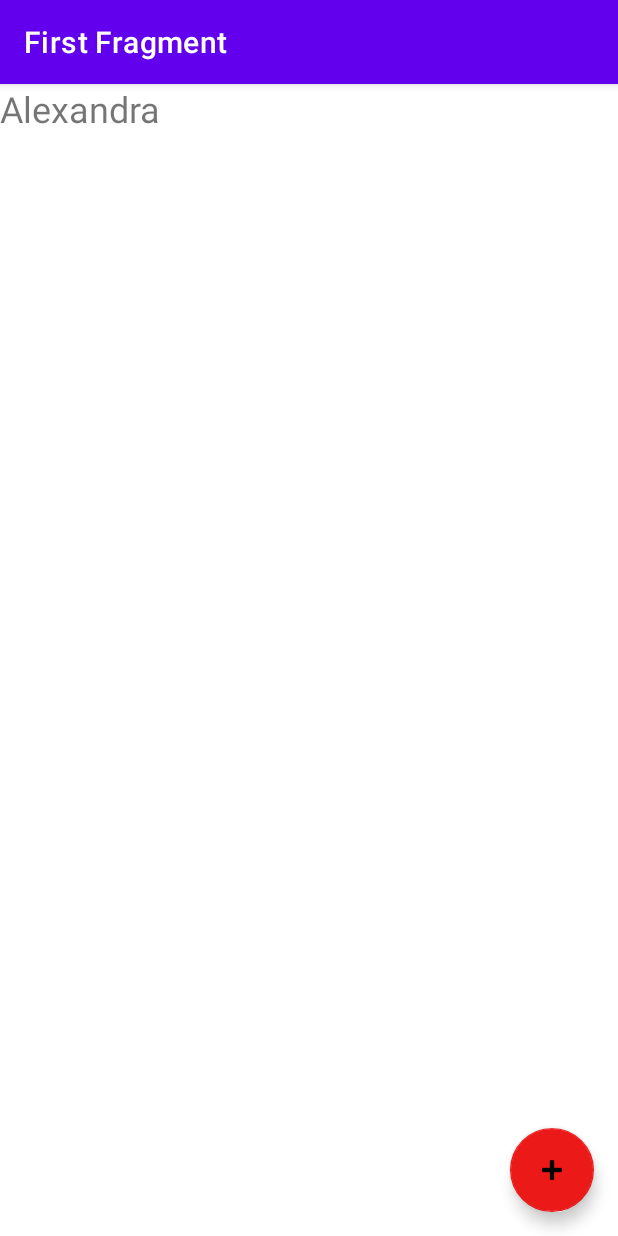
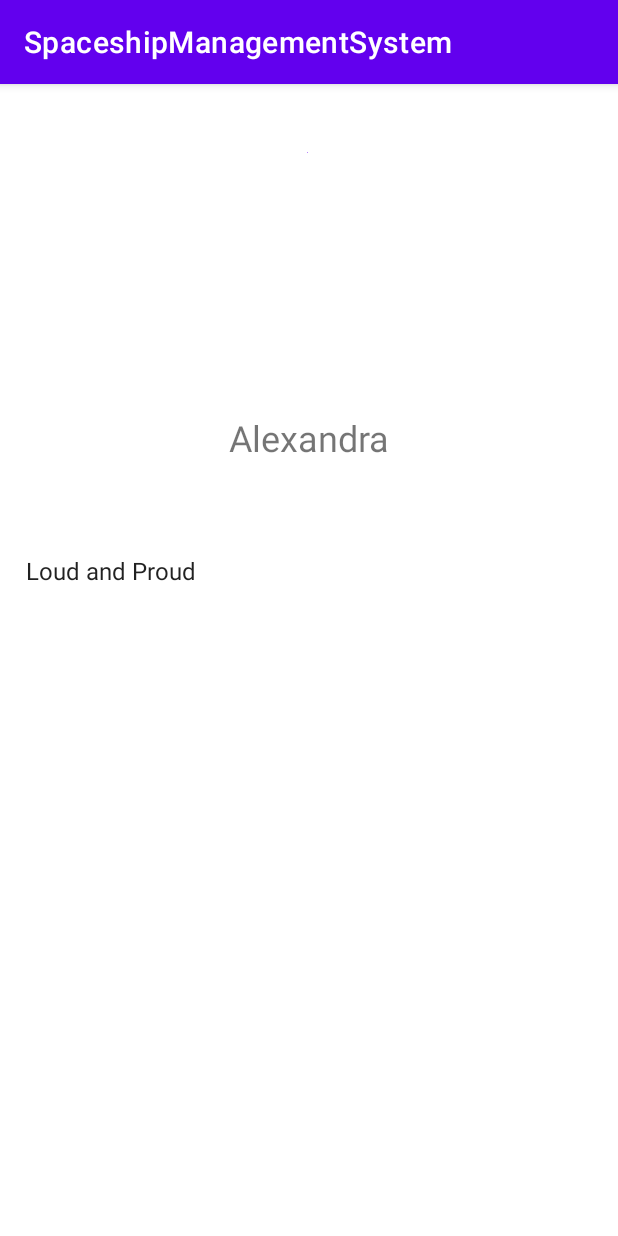
Before and after one commit to gorbule/SpaceshipManagementSystem, an Android app: the WelcomeActivity screen opened directly, with no data from a screen before it, on a phone screen of 412 x 824 dp. Run offline under Robolectric (Android 15) with nearby library versions, the phone set to English and light mode, and no system bars.

Commit message:
Spaceship Management System. DB connection

```diff
--- a/app/src/main/AndroidManifest.xml
+++ b/app/src/main/AndroidManifest.xml
@@ -11,9 +11,7 @@
         android:theme="@style/Theme.SpaceshipManagementSystem">
         <activity
             android:name=".WelcomeActivity"
-            android:exported="false"
-            android:label="@string/title_activity_welcome"
-            android:theme="@style/Theme.SpaceshipManagementSystem.NoActionBar" />
+            android:exported="false" />
         <activity
             android:name=".LoginActivity"
             android:exported="true">
--- a/app/src/main/java/com/example/spaceshipmanagementsystem/FirstFragment.java
+++ /dev/null
@@ -1,47 +0,0 @@
-package com.example.spaceshipmanagementsystem;
-
-import android.os.Bundle;
-import android.view.LayoutInflater;
-import android.view.View;
-import android.view.ViewGroup;
-
-import androidx.annotation.NonNull;
-import androidx.fragment.app.Fragment;
-import androidx.navigation.fragment.NavHostFragment;
-
-import com.example.spaceshipmanagementsystem.databinding.FragmentFirstBinding;
-
-public class FirstFragment extends Fragment {
-
-    private FragmentFirstBinding binding;
-
-    @Override
-    public View onCreateView(
-            LayoutInflater inflater, ViewGroup container,
-            Bundle savedInstanceState
-    ) {
-
-        binding = FragmentFirstBinding.inflate(inflater, container, false);
-        return binding.getRoot();
-
-    }
-
-    public void onViewCreated(@NonNull View view, Bundle savedInstanceState) {
-        super.onViewCreated(view, savedInstanceState);
-
-        binding.buttonFirst.setOnClickListener(new View.OnClickListener() {
-            @Override
-            public void onClick(View view) {
-                NavHostFragment.findNavController(FirstFragment.this)
-                        .navigate(R.id.action_FirstFragment_to_SecondFragment);
-            }
-        });
-    }
-
-    @Override
-    public void onDestroyView() {
-        super.onDestroyView();
-        binding = null;
-    }
-
-}
--- a/app/src/main/java/com/example/spaceshipmanagementsystem/LoginActivity.java
+++ b/app/src/main/java/com/example/spaceshipmanagementsystem/LoginActivity.java
@@ -2,6 +2,7 @@ package com.example.spaceshipmanagementsystem;
 
 import androidx.appcompat.app.AppCompatActivity;
 
+import android.content.Intent;
 import android.os.Bundle;
 import android.view.View;
 import android.widget.Button;
@@ -43,6 +44,8 @@ public class LoginActivity extends AppCompatActivity {
             Toast.makeText(this, "Username or password is empty", Toast.LENGTH_LONG).show();
         } else if (username.equals("Alexandra")&&password.equals("0000")) {
             Toast.makeText(this, "Login was sucesful", Toast.LENGTH_LONG).show();
+            Intent welcome = new Intent(LoginActivity.this,WelcomeActivity.class);
+            startActivity(welcome);
         } else {
             Toast.makeText(this, "Username or password is incorrect", Toast.LENGTH_LONG).show();
         }
--- a/app/src/main/java/com/example/spaceshipmanagementsystem/SecondFragment.java
+++ /dev/null
@@ -1,47 +0,0 @@
-package com.example.spaceshipmanagementsystem;
-
-import android.os.Bundle;
-import android.view.LayoutInflater;
-import android.view.View;
-import android.view.ViewGroup;
-
-import androidx.annotation.NonNull;
-import androidx.fragment.app.Fragment;
-import androidx.navigation.fragment.NavHostFragment;
-
-import com.example.spaceshipmanagementsystem.databinding.FragmentSecondBinding;
-
-public class SecondFragment extends Fragment {
-
-    private FragmentSecondBinding binding;
-
-    @Override
-    public View onCreateView(
-            LayoutInflater inflater, ViewGroup container,
-            Bundle savedInstanceState
-    ) {
-
-        binding = FragmentSecondBinding.inflate(inflater, container, false);
-        return binding.getRoot();
-
-    }
-
-    public void onViewCreated(@NonNull View view, Bundle savedInstanceState) {
-        super.onViewCreated(view, savedInstanceState);
-
-        binding.buttonSecond.setOnClickListener(new View.OnClickListener() {
-            @Override
-            public void onClick(View view) {
-                NavHostFragment.findNavController(SecondFragment.this)
-                        .navigate(R.id.action_SecondFragment_to_FirstFragment);
-            }
-        });
-    }
-
-    @Override
-    public void onDestroyView() {
-        super.onDestroyView();
-        binding = null;
-    }
-
-}
--- a/app/src/main/java/com/example/spaceshipmanagementsystem/WelcomeActivity.java
+++ b/app/src/main/java/com/example/spaceshipmanagementsystem/WelcomeActivity.java
@@ -1,51 +1,93 @@
 package com.example.spaceshipmanagementsystem;
-
-import android.os.Bundle;
-
-import com.google.android.material.snackbar.Snackbar;
 
 import androidx.appcompat.app.AppCompatActivity;
 
-import android.view.View;
+import android.content.ContentValues;
+import android.database.Cursor;
+import android.database.sqlite.SQLiteDatabase;
+import android.os.Bundle;
+import android.provider.BaseColumns;
+import android.widget.ArrayAdapter;
+import android.widget.ListView;
 
-import androidx.navigation.NavController;
-import androidx.navigation.Navigation;
-import androidx.navigation.ui.AppBarConfiguration;
-import androidx.navigation.ui.NavigationUI;
+import com.example.spaceshipmanagementsystem.db.SqlLiteHelper;
 
-import com.example.spaceshipmanagementsystem.databinding.ActivityWelcomeBinding;
+import java.util.ArrayList;
+import java.util.List;
 
 public class WelcomeActivity extends AppCompatActivity {
 
-    private AppBarConfiguration appBarConfiguration;
-    private ActivityWelcomeBinding binding;
+    private ListView shipList;
+
+    //Data management variable
+    List<String> shipsFromDb = new ArrayList<>();
 
     @Override
     protected void onCreate(Bundle savedInstanceState) {
         super.onCreate(savedInstanceState);
+        setContentView(R.layout.activity_welcome);
 
-        binding = ActivityWelcomeBinding.inflate(getLayoutInflater());
-        setContentView(binding.getRoot());
+        SqlLiteHelper dbHelper = new SqlLiteHelper(this);
 
-        setSupportActionBar(binding.toolbar);
+        //TODO: Move code to own method
 
-        NavController navController = Navigation.findNavController(this, R.id.nav_host_fragment_content_welcome);
-        appBarConfiguration = new AppBarConfiguration.Builder(navController.getGraph()).build();
-        NavigationUI.setupActionBarWithNavController(this, navController, appBarConfiguration);
+//        shipsFromDb.add("Loud and Proud");
+//        shipsFromDb.add("Escape Plan");
+//        shipsFromDb.add("Flat Earth");
+//        shipsFromDb.add("Star Trek");
 
-        binding.fab.setOnClickListener(new View.OnClickListener() {
-            @Override
-            public void onClick(View view) {
-                Snackbar.make(view, "Replace with your own action", Snackbar.LENGTH_LONG)
-                        .setAction("Action", null).show();
-            }
-        });
-    }
+        String title = "Loud and Proud";
+        String mass = "100000";
+        String mycolor = "Red";
+        String location = "Daugavpils, Latvia";
+        String image = "***IMAGE***";
 
-    @Override
-    public boolean onSupportNavigateUp() {
-        NavController navController = Navigation.findNavController(this, R.id.nav_host_fragment_content_welcome);
-        return NavigationUI.navigateUp(navController, appBarConfiguration)
-                || super.onSupportNavigateUp();
+        // Gets the data repository in write mode
+        SQLiteDatabase db = dbHelper.getWritableDatabase();
+
+        // Create a new map of values, where column names are the keys
+        ContentValues values = new ContentValues();
+        values.put(SqlLiteHelper.FeedReaderContract.SpaceshipEntry.COLUMN_NAME_TITLE, title);
+        values.put(SqlLiteHelper.FeedReaderContract.SpaceshipEntry.COLUMN_NAME_MASS, mass);
+        values.put(SqlLiteHelper.FeedReaderContract.SpaceshipEntry.COLUMN_NAME_COLOR, mycolor);
+        values.put(SqlLiteHelper.FeedReaderContract.SpaceshipEntry.COLUMN_NAME_LOCATION, location);
+        values.put(SqlLiteHelper.FeedReaderContract.SpaceshipEntry.COLUMN_NAME_IMAGE_URL, image);
+
+        // Insert the new row, returning the primary key value of the new row
+        long newRowId = db.insert(SqlLiteHelper.FeedReaderContract.SpaceshipEntry.TABLE_NAME, null, values);
+
+        SQLiteDatabase readDb = dbHelper.getReadableDatabase();
+
+        // Define a projection that specifies which columns from the database
+        String[] projection = {
+                BaseColumns._ID,
+                SqlLiteHelper.FeedReaderContract.SpaceshipEntry.COLUMN_NAME_TITLE
+        };
+
+        Cursor cursor = db.query(
+                SqlLiteHelper.FeedReaderContract.SpaceshipEntry.TABLE_NAME,   // The table to query
+                projection,             // The array of columns to return (pass null to get all)
+                null,              // The columns for the WHERE clause
+                null,          // The values for the WHERE clause
+                null,                   // don't group the rows
+                null,                   // don't filter by row groups
+                null               // The sort order
+        );
+
+        while(cursor.moveToNext()) {
+            String myTitle = cursor.getString(cursor.getColumnIndexOrThrow
+                    (SqlLiteHelper.FeedReaderContract.SpaceshipEntry.COLUMN_NAME_TITLE));
+            shipsFromDb.add(myTitle);
+        }
+        cursor.close();
+
+        //Reference to the Layout - shipList element
+        shipList = (ListView) findViewById(R.id.shipList);
+
+        ArrayAdapter<String> arrayAdapter = new ArrayAdapter<String>(
+                this,
+                android.R.layout.simple_list_item_1,
+                shipsFromDb);
+        shipList.setAdapter(arrayAdapter);
     }
 }
--- /dev/null
+++ b/app/src/main/java/com/example/spaceshipmanagementsystem/db/SqlLiteHelper.java
@@ -0,0 +1,60 @@
+package com.example.spaceshipmanagementsystem.db;
+
+import android.content.Context;
+import android.database.sqlite.SQLiteDatabase;
+import android.database.sqlite.SQLiteOpenHelper;
+import android.provider.BaseColumns;
+import android.widget.Space;
+
+public class SqlLiteHelper extends SQLiteOpenHelper {
+
+    // If you change the database schema, you must increment the database version.
+    public static final int DATABASE_VERSION = 1;
+    public static final String DATABASE_NAME = "SpaceshipEntry.db";
+
+    private static final String SQL_CREATE_ENTRIES =
+            "CREATE TABLE " + FeedReaderContract.SpaceshipEntry.TABLE_NAME + " (" +
+                    FeedReaderContract.SpaceshipEntry._ID + " INTEGER PRIMARY KEY," +
+                    FeedReaderContract.SpaceshipEntry.COLUMN_NAME_TITLE + " TEXT," +
+                    FeedReaderContract.SpaceshipEntry.COLUMN_NAME_MASS + " TEXT," +
+                    FeedReaderContract.SpaceshipEntry.COLUMN_NAME_COLOR + " TEXT," +
+                    FeedReaderContract.SpaceshipEntry.COLUMN_NAME_LOCATION + " TEXT," +
+                    FeedReaderContract.SpaceshipEntry.COLUMN_NAME_IMAGE_URL + " TEXT)";
+
+    private static final String SQL_DELETE_ENTRIES =
+            "DROP TABLE IF EXISTS " + FeedReaderContract.SpaceshipEntry.TABLE_NAME;
+
+
+
+    public SqlLiteHelper(Context context) {
+        super(context, DATABASE_NAME, null, DATABASE_VERSION);
+    }
+    public void onCreate(SQLiteDatabase db) {
+        db.execSQL(SQL_CREATE_ENTRIES);
+    }
+    public void onUpgrade(SQLiteDatabase db, int oldVersion, int newVersion) {
+        // This database is only a cache for online data, so its upgrade policy is
+        // to simply to discard the data and start over
+        db.execSQL(SQL_DELETE_ENTRIES);
+        onCreate(db);
+    }
+    public void onDowngrade(SQLiteDatabase db, int oldVersion, int newVersion) {
+        onUpgrade(db, oldVersion, newVersion);
+    }
+
+    public static final class FeedReaderContract {
+        // To prevent someone from accidentally instantiating the contract class,
+        // make the constructor private.
+        private FeedReaderContract() {}
+
+        /* Inner class that defines the table contents */
+        public static class SpaceshipEntry implements BaseColumns {
+            public static final String TABLE_NAME = "spaceship";
+            public static final String COLUMN_NAME_TITLE = "title";
+            public static final String COLUMN_NAME_MASS = "mass";
+            public static final String COLUMN_NAME_COLOR = "color";
+            public static final String COLUMN_NAME_LOCATION = "location";
+            public static final String COLUMN_NAME_IMAGE_URL = "image";
+        }
+    }
+}
--- a/app/src/main/res/layout/activity_welcome.xml
+++ b/app/src/main/res/layout/activity_welcome.xml
@@ -1,39 +1,52 @@
 <?xml version="1.0" encoding="utf-8"?>
-<androidx.coordinatorlayout.widget.CoordinatorLayout xmlns:android="http://schemas.android.com/apk/res/android"
+<androidx.constraintlayout.widget.ConstraintLayout xmlns:android="http://schemas.android.com/apk/res/android"
     xmlns:app="http://schemas.android.com/apk/res-auto"
     xmlns:tools="http://schemas.android.com/tools"
     android:layout_width="match_parent"
     android:layout_height="match_parent"
-    tools:context=".WelcomeActivity"
-    android:orientation="vertical"
-    >
+    tools:context=".WelcomeActivity">
 
-    <com.google.android.material.appbar.AppBarLayout
-        android:layout_width="match_parent"
-        android:layout_height="wrap_content"
-        android:theme="@style/Theme.SpaceshipManagementSystem.AppBarOverlay">
-
-        <androidx.appcompat.widget.Toolbar
-            android:id="@+id/toolbar"
-            android:layout_width="match_parent"
-            android:layout_height="?attr/actionBarSize"
-            android:background="?attr/colorPrimary"
-            app:popupTheme="@style/Theme.SpaceshipManagementSystem.PopupOverlay" />
-
-    </com.google.android.material.appbar.AppBarLayout>
-
-    <include layout="@layout/content_welcome" />
-
-    <com.google.android.material.floatingactionbutton.FloatingActionButton
-        android:id="@+id/fab"
+    <ImageView
+        android:id="@+id/imageView"
         android:layout_width="wrap_content"
         android:layout_height="wrap_content"
-        android:layout_gravity="bottom|end"
-        android:layout_marginEnd="@dimen/fab_margin"
-        android:layout_marginBottom="16dp"
-        app:backgroundTint="#EC1919"
-        app:srcCompat="@android:drawable/ic_input_add" />
+        android:layout_marginTop="45dp"
+        android:layout_marginBottom="41dp"
+        app:layout_constraintBottom_toTopOf="@+id/scrollView"
+        app:layout_constraintEnd_toEndOf="parent"
+        app:layout_constraintHorizontal_bias="0.498"
+        app:layout_constraintStart_toStartOf="parent"
+        app:layout_constraintTop_toTopOf="parent"
+        app:layout_constraintVertical_bias="0.0"
+        app:srcCompat="@color/purple_200"
+        tools:srcCompat="@tools:sample/avatars" />
 
+    <TextView
+        android:id="@+id/textView"
+        android:layout_width="wrap_content"
+        android:layout_height="wrap_content"
+        android:layout_marginTop="182dp"
+        android:layout_marginBottom="11dp"
+        android:text="Alexandra"
+        android:textSize="24sp"
+        app:layout_constraintBottom_toTopOf="@+id/scrollView"
+        app:layout_constraintEnd_toEndOf="parent"
+        app:layout_constraintStart_toStartOf="parent"
+        app:layout_constraintTop_toTopOf="parent" />
 
+    <ScrollView
+        android:id="@+id/scrollView"
+        android:layout_width="409dp"
+        android:layout_height="407dp"
+        android:layout_marginTop="240dp"
+        app:layout_constraintBottom_toBottomOf="parent"
+        app:layout_constraintEnd_toEndOf="parent"
+        app:layout_constraintStart_toStartOf="parent"
+        app:layout_constraintTop_toTopOf="parent">
 
-</androidx.coordinatorlayout.widget.CoordinatorLayout>
+        <ListView
+            android:id="@+id/shipList"
+            android:layout_width="match_parent"
+            android:layout_height="match_parent" />
+    </ScrollView>
+</androidx.constraintlayout.widget.ConstraintLayout>
--- a/app/src/main/res/layout/content_welcome.xml
+++ /dev/null
@@ -1,21 +0,0 @@
-<?xml version="1.0" encoding="utf-8"?>
-<androidx.constraintlayout.widget.ConstraintLayout xmlns:android="http://schemas.android.com/apk/res/android"
-    xmlns:app="http://schemas.android.com/apk/res-auto"
-    xmlns:tools="http://schemas.android.com/tools"
-    android:layout_width="match_parent"
-    android:layout_height="match_parent"
-    app:layout_behavior="@string/appbar_scrolling_view_behavior">
-
-    <fragment
-        android:id="@+id/nav_host_fragment_content_welcome"
-        android:name="androidx.navigation.fragment.NavHostFragment"
-        android:layout_width="0dp"
-        android:layout_height="0dp"
-        app:defaultNavHost="true"
-        app:layout_constraintBottom_toBottomOf="parent"
-        app:layout_constraintLeft_toLeftOf="parent"
-        app:layout_constraintRight_toRightOf="parent"
-        app:layout_constraintTop_toTopOf="parent"
-        app:navGraph="@navigation/nav_graph" />
-
-</androidx.constraintlayout.widget.ConstraintLayout>
--- a/app/src/main/res/layout/fragment_first.xml
+++ /dev/null
@@ -1,46 +0,0 @@
-<?xml version="1.0" encoding="utf-8"?>
-<androidx.constraintlayout.widget.ConstraintLayout xmlns:android="http://schemas.android.com/apk/res/android"
-    xmlns:app="http://schemas.android.com/apk/res-auto"
-    xmlns:tools="http://schemas.android.com/tools"
-    android:layout_width="match_parent"
-    android:layout_height="match_parent"
-    tools:context=".FirstFragment">
-
-    <ImageView
-        android:id="@+id/imageView3"
-        android:layout_width="wrap_content"
-        android:layout_height="wrap_content"
-        tools:layout_editor_absoluteX="137dp"
-        tools:layout_editor_absoluteY="32dp"
-        tools:src="@tools:sample/avatars" />
-
-    <TextView
-        android:id="@+id/textView"
-        android:layout_width="wrap_content"
-        android:layout_height="wrap_content"
-        android:text="Alexandra"
-        android:textSize="24sp"
-        tools:layout_editor_absoluteX="152dp"
-        tools:layout_editor_absoluteY="170dp" />
-
-    <ScrollView
-        android:layout_width="match_parent"
-        android:layout_height="match_parent"
-        android:layout_gravity="center">
-
-        <LinearLayout
-            android:layout_width="match_parent"
-            android:layout_height="wrap_content"
-            android:orientation="vertical"
-            android:layout_gravity="center">
-
-            <ListView
-                android:layout_width="match_parent"
-                android:layout_height="match_parent"
-                android:layout_gravity="center">
-
-            </ListView>
-        </LinearLayout>
-    </ScrollView>
-
-</androidx.constraintlayout.widget.ConstraintLayout>
--- a/app/src/main/res/layout/fragment_second.xml
+++ /dev/null
@@ -1,27 +0,0 @@
-<?xml version="1.0" encoding="utf-8"?>
-<androidx.constraintlayout.widget.ConstraintLayout xmlns:android="http://schemas.android.com/apk/res/android"
-    xmlns:app="http://schemas.android.com/apk/res-auto"
-    xmlns:tools="http://schemas.android.com/tools"
-    android:layout_width="match_parent"
-    android:layout_height="match_parent"
-    tools:context=".SecondFragment">
-
-    <TextView
-        android:id="@+id/textview_second"
-        android:layout_width="wrap_content"
-        android:layout_height="wrap_content"
-        app:layout_constraintBottom_toTopOf="@id/button_second"
-        app:layout_constraintEnd_toEndOf="parent"
-        app:layout_constraintStart_toStartOf="parent"
-        app:layout_constraintTop_toTopOf="parent" />
-
-    <Button
-        android:id="@+id/button_second"
-        android:layout_width="wrap_content"
-        android:layout_height="wrap_content"
-        android:text="@string/previous"
-        app:layout_constraintBottom_toBottomOf="parent"
-        app:layout_constraintEnd_toEndOf="parent"
-        app:layout_constraintStart_toStartOf="parent"
-        app:layout_constraintTop_toBottomOf="@id/textview_second" />
-</androidx.constraintlayout.widget.ConstraintLayout>
--- a/app/src/main/res/navigation/nav_graph.xml
+++ /dev/null
@@ -1,28 +0,0 @@
-<?xml version="1.0" encoding="utf-8"?>
-<navigation xmlns:android="http://schemas.android.com/apk/res/android"
-    xmlns:app="http://schemas.android.com/apk/res-auto"
-    xmlns:tools="http://schemas.android.com/tools"
-    android:id="@+id/nav_graph"
-    app:startDestination="@id/FirstFragment">
-
-    <fragment
-        android:id="@+id/FirstFragment"
-        android:name="com.example.spaceshipmanagementsystem.FirstFragment"
-        android:label="@string/first_fragment_label"
-        tools:layout="@layout/fragment_first">
-
-        <action
-            android:id="@+id/action_FirstFragment_to_SecondFragment"
-            app:destination="@id/SecondFragment" />
-    </fragment>
-    <fragment
-        android:id="@+id/SecondFragment"
-        android:name="com.example.spaceshipmanagementsystem.SecondFragment"
-        android:label="@string/second_fragment_label"
-        tools:layout="@layout/fragment_second">
-
-        <action
-            android:id="@+id/action_SecondFragment_to_FirstFragment"
-            app:destination="@id/FirstFragment" />
-    </fragment>
-</navigation>
```
Also changed, not shown: app/src/main/res/drawable/userpicture.jpg (renamed from app/src/main/res/drawable/userPicture.jpg).
